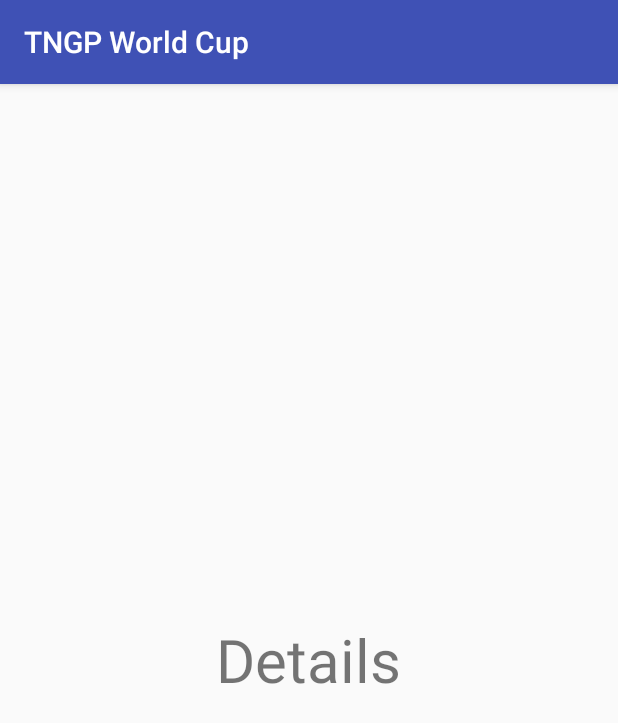
After one commit to peeranont-ja/TNGPWorldCup, an Android app: the fragment DetailFragment shown on its own in the app's theme, on a phone screen of 412 x 824 dp. The commit adds this screen. Shown: the top 723 px of the screen. Run offline under Robolectric (Android 15) with nearby library versions, the phone set to English and light mode, and no system bars.

Commit message:
Add DetailActivity & DetailFragment
- Add Button ID

```diff
--- /dev/null
+++ b/app/src/main/java/com/example/tnis/tngpworldcup/DetailFragment.kt
@@ -0,0 +1,24 @@
+package com.example.tnis.tngpworldcup
+
+import android.os.Bundle
+import android.support.v4.app.Fragment
+import android.view.LayoutInflater
+import android.view.View
+import android.view.ViewGroup
+
+class DetailFragment: Fragment(){
+
+    companion object {
+        fun newInstance(): DetailFragment{
+            return DetailFragment()
+        }
+    }
+
+    override fun onCreateView(inflater: LayoutInflater,
+                              container: ViewGroup?,
+                              savedInstanceState: Bundle?): View? {
+        super.onCreateView(inflater, container, savedInstanceState)
+        return inflater.inflate(R.layout.fragment_detail,
+                container, false)
+    }
+}
--- a/app/src/main/res/layout/activity_main.xml
+++ b/app/src/main/res/layout/activity_main.xml
@@ -9,6 +9,6 @@
     <FrameLayout
         android:id="@+id/container"
         android:layout_width="match_parent"
-        android:layout_height="match_parent"/>
+        android:layout_height="match_parent" />
 
 </android.support.constraint.ConstraintLayout>
--- /dev/null
+++ b/app/src/main/res/layout/fragment_detail.xml
@@ -0,0 +1,13 @@
+<?xml version="1.0" encoding="utf-8"?>
+<RelativeLayout
+    xmlns:android="http://schemas.android.com/apk/res/android" android:layout_width="match_parent"
+    android:layout_height="match_parent">
+
+    <TextView
+        android:layout_width="wrap_content"
+        android:layout_height="wrap_content"
+        android:text="Details"
+        android:layout_centerInParent="true"
+        android:textSize="40dp"/>
+
+</RelativeLayout>
--- a/app/src/main/res/layout/fragment_main.xml
+++ b/app/src/main/res/layout/fragment_main.xml
@@ -31,6 +31,7 @@
         android:textColor="@android:color/background_dark"/>
 
     <Button
+        android:id="@+id/btn_play"
         android:layout_width="200dp"
         android:layout_height="56dp"
         android:layout_alignParentBottom="true"
```
Also changed, not shown: app/src/main/java/com/example/tnis/tngpworldcup/DetailActivity.kt (added, +18 -0 lines), app/src/main/res/layout/activity_detail.xml (added, +12 -0 lines).
